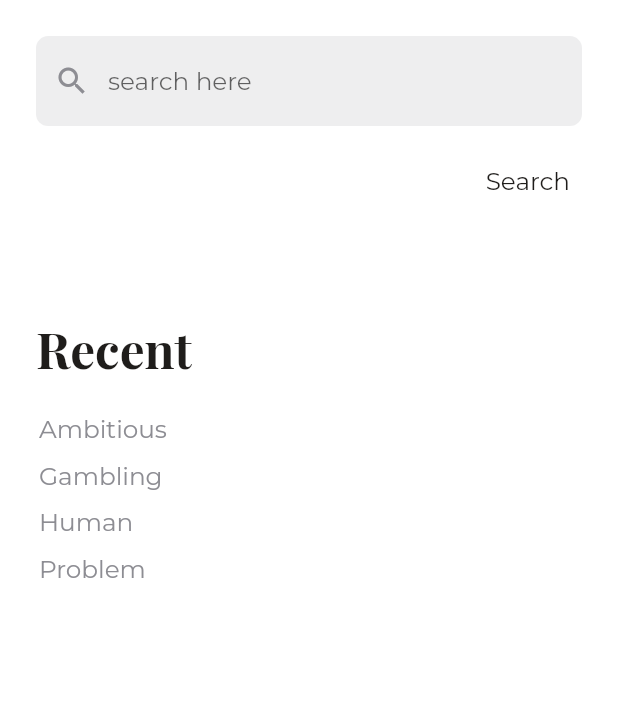
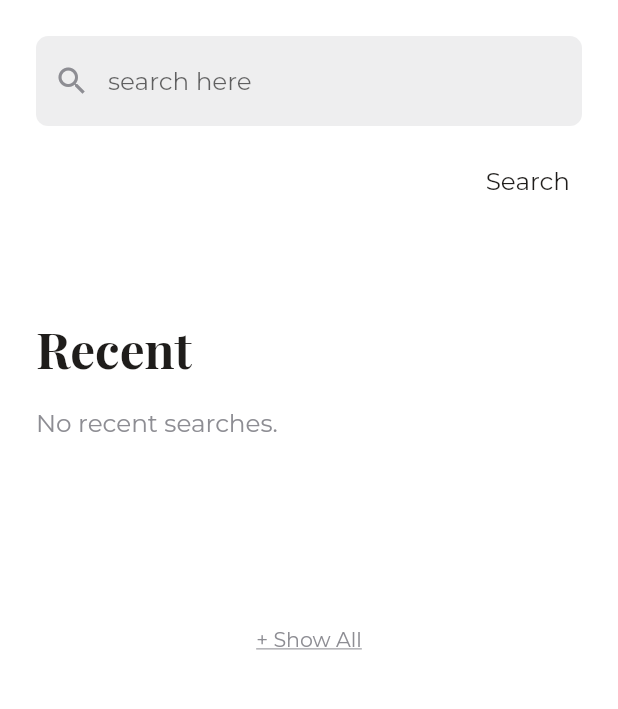
Before and after one commit to hariharsudan-hhs/clean-dictionary, a Flutter app: the screen it shows after launch, on a phone screen of 412 x 824 dp, the part 387-1096 px from its top. Run offline on Flutter 3.47's test engine with Material 2 defaults, Android fonts, the light colour scheme and no system bars; drawn by our look-alikes of animated_text_kit, delayed_display; our stand-ins replace adaptive_theme, dio, google_fonts, just_audio, shared_preferences, sizer.

Commit message:
Implemented Recent History Functionality with SharedPref

```diff
--- a/lib/constants/app_constants.dart
+++ b/lib/constants/app_constants.dart
@@ -18,6 +18,8 @@ class AppConstants {
   static const String searchPage_SubHeading = "Recent";
   static const String searchPage_SearchBoxHint = "search here";
   static const String searchPage_SearchButtonText = "Search";
+  static const String searchPage_EmptyRecents = "No recent searches.";
+  static const String searchPage_RecentsShowAll = "+ Show All";
 
   //detailed page constants
   static const String detailedPage_Definitions = "Definitions";
--- a/lib/screens/SearchPage.dart
+++ b/lib/screens/SearchPage.dart
@@ -1,3 +1,5 @@
+import 'dart:developer';
+
 import 'package:animated_text_kit/animated_text_kit.dart';
 import 'package:clean_dictionary/animation/ShakeWidget.dart';
 import 'package:clean_dictionary/api/DictionaryApi.dart';
@@ -6,10 +8,12 @@ import 'package:clean_dictionary/models/result_model.dart';
 import 'package:clean_dictionary/screens/AboutPage.dart';
 import 'package:clean_dictionary/screens/ErrorPage.dart';
 import 'package:clean_dictionary/transition/FadeRoute.dart';
+import 'package:clean_dictionary/widgets/history.dart';
 import 'package:clean_dictionary/widgets/search_box.dart';
 import 'package:delayed_display/delayed_display.dart';
 import 'package:flutter/material.dart';
 import 'package:google_fonts/google_fonts.dart';
+import 'package:shared_preferences/shared_preferences.dart';
 import 'package:sizer/sizer.dart';
 
 import 'ResultPage.dart';
@@ -22,6 +26,7 @@ class SearchPage extends StatefulWidget {
 class _SearchPageState extends State<SearchPage> with TickerProviderStateMixin {
   DictionaryApi dictionaryApi = new DictionaryApi();
   final List<String> sampleRecent = ["Ambitious", "Gambling", "Human", "Problem"];
+  List<String> recentHistory = [];
   TextEditingController controller = new TextEditingController();
   bool isLoading = false;
 
@@ -51,11 +56,27 @@ class _SearchPageState extends State<SearchPage> with TickerProviderStateMixin {
       isLoading = false;
       // Navigator.push(context, MaterialPageRoute(builder: (context) => ResultPage(resultModel: resultModel)));
       Navigator.push(context, FadeRoute(page: ResultPage(resultModel: resultModel)));
-      isLoading = false;
+      addSearchWordToSharedPreference();
     } catch (e) {
       print(e.toString());
       isLoading = false;
       Navigator.push(context, FadeRoute(page: ErrorPage(statusCode: e.toString())));
+    }
+  }
+
+  void addSearchWordToSharedPreference() async {
+    String searchWord = controller.text.trim();
+    SharedPreferences prefs = await SharedPreferences.getInstance();
+    recentHistory = prefs.getStringList("history") ?? [];
+    if (searchWord.isNotEmpty) {
+      if (recentHistory.contains(searchWord)) {
+        recentHistory.removeWhere((word) {
+          return word.toLowerCase() == searchWord.toLowerCase();
+        });
+      }
+      recentHistory.add(searchWord);
+      log(recentHistory.toString());
+      prefs.setStringList("history", recentHistory);
     }
   }
 
@@ -206,10 +227,10 @@ class _SearchPageState extends State<SearchPage> with TickerProviderStateMixin {
                       ),
                       Container(
                         padding: const EdgeInsets.only(left: 24.0, right: 24.0),
-                        height: 30.h,
+                        height: 32.h,
                         child: Column(
                           mainAxisAlignment: MainAxisAlignment.start,
-                          crossAxisAlignment: CrossAxisAlignment.start,
+                          crossAxisAlignment: CrossAxisAlignment.stretch,
                           children: [
                             Text(
                               AppConstants.searchPage_SubHeading,
@@ -220,25 +241,28 @@ class _SearchPageState extends State<SearchPage> with TickerProviderStateMixin {
                               ),
                             ),
                             SizedBox(height: 16.0),
-                            Expanded(
-                              child: ListView.builder(
-                                  physics: new NeverScrollableScrollPhysics(),
-                                  itemCount: sampleRecent.length,
-                                  itemBuilder: (context, item) {
-                                    return Container(
-                                      margin: EdgeInsets.symmetric(vertical: 4.0, horizontal: 2.0),
+                            history(context, recentHistory),
+                            SizedBox(height: 8.0),
+                            Align(
+                              alignment: Alignment.center,
+                              child: TextButton(
                                 child: Text(
-                                        sampleRecent[item],
+                                  AppConstants.searchPage_RecentsShowAll,
                                   style: GoogleFonts.montserrat(
                                     color: Theme.of(context).accentColor,
-                                          fontSize: 12.sp,
+                                    fontSize: 10.sp,
                                     fontWeight: FontWeight.normal,
                                     height: 1.4,
+                                    decoration: TextDecoration.underline,
                                   ),
                                 ),
-                                    );
-                                  }),
+                                style: ButtonStyle(
+                                  overlayColor: MaterialStateProperty.all(Theme.of(context).canvasColor),
                                 ),
+                                onPressed: () {},
+                              ),
+                            ),
+                            SizedBox(height: 24.0),
                           ],
                         ),
                       ),
--- /dev/null
+++ b/lib/widgets/history.dart
@@ -0,0 +1,37 @@
+import 'package:clean_dictionary/constants/app_constants.dart';
+import 'package:flutter/material.dart';
+import 'package:google_fonts/google_fonts.dart';
+import 'package:sizer/sizer.dart';
+
+Widget history(BuildContext context, List<String> recentHistory) {
+  print(recentHistory.toString());
+  return Expanded(
+    child: recentHistory.length > 0
+        ? ListView.builder(
+            physics: new NeverScrollableScrollPhysics(),
+            itemCount: recentHistory.length > 5 ? 5 : recentHistory.length,
+            itemBuilder: (context, item) {
+              return Container(
+                margin: EdgeInsets.symmetric(vertical: 4.0, horizontal: 2.0),
+                child: Text(
+                  recentHistory[item],
+                  style: GoogleFonts.montserrat(
+                    color: Theme.of(context).accentColor,
+                    fontSize: 12.sp,
+                    fontWeight: FontWeight.normal,
+                    height: 1.4,
+                  ),
+                ),
+              );
+            })
+        : Text(
+            AppConstants.searchPage_EmptyRecents,
+            style: GoogleFonts.montserrat(
+              fontSize: 12.sp,
+              fontWeight: FontWeight.normal,
+              color: Theme.of(context).accentColor,
+              height: 1.4,
+            ),
+          ),
+  );
+}
--- a/pubspec.yaml
+++ b/pubspec.yaml
@@ -18,7 +18,7 @@ publish_to: 'none' # Remove this line if you wish to publish to pub.dev
 version: 1.0.0+1
 
 environment:
-  sdk: ">=2.12.0 <3.0.0"
+  sdk: ">=2.14.0 <3.0.0"
 
 dependencies:
   flutter:
@@ -49,6 +49,9 @@ dependencies:
 
   #adaptive theme
   adaptive_theme: ^2.3.0
+
+  #shared preferences
+  shared_preferences: ^2.0.8
 
 dev_dependencies:
   flutter_test:
```
Also changed, not shown: pubspec.lock. Lines whose indentation alone changed are shown as unchanged.
